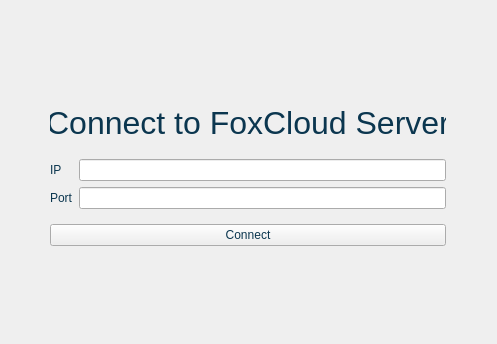
Before: the Qt Designer form client/login.ui in nekosilverfox/foxcloud, drawn with Qt 5.
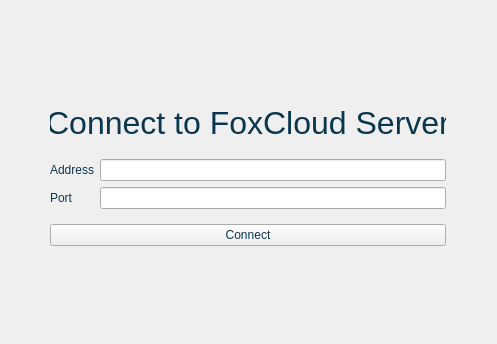
After: the same form once the commit is applied. The open tabs and pages were chosen to show the change. Custom widgets are drawn as their Qt base class.

Diff of the .ui file:
```diff
--- a/client/login.ui
+++ b/client/login.ui
@@ -615,7 +615,7 @@
                    <string notr="true">color: rgb(11, 54, 79);</string>
                   </property>
                   <property name="text">
-                   <string>IP</string>
+                   <string>Address</string>
                   </property>
                  </widget>
                 </item>
```
Left out of the diff: 6 changed lines with no effect on the pictures.
